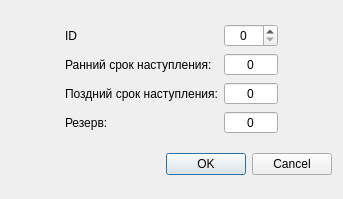
io2357911/NetworkPlanning, file NetworkCalc/view/eventpropertiesdialog.ui: the form before one commit.
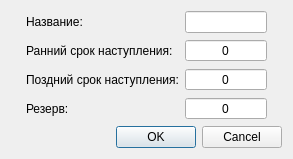
The form after the commit.

The edit to the form file:
```diff
--- a/NetworkCalc/view/eventpropertiesdialog.ui
+++ b/NetworkCalc/view/eventpropertiesdialog.ui
@@ -6,8 +6,8 @@
    <rect>
     <x>0</x>
     <y>0</y>
-    <width>343</width>
-    <height>199</height>
+    <width>293</width>
+    <height>157</height>
    </rect>
   </property>
   <property name="windowTitle">
@@ -19,17 +19,7 @@
      <item row="0" column="1">
       <widget class="QLabel" name="label">
        <property name="text">
-        <string>ID</string>
-       </property>
-      </widget>
-     </item>
-     <item row="0" column="2">
-      <widget class="QSpinBox" name="sbID">
-       <property name="alignment">
-        <set>Qt::AlignCenter</set>
-       </property>
-       <property name="maximum">
-        <number>1000</number>
+        <string>Название:</string>
        </property>
       </widget>
      </item>
@@ -155,6 +145,13 @@
        </property>
       </widget>
      </item>
+     <item row="0" column="2">
+      <widget class="QLineEdit" name="leName">
+       <property name="alignment">
+        <set>Qt::AlignCenter</set>
+       </property>
+      </widget>
+     </item>
     </layout>
    </item>
    <item row="1" column="0">
```
